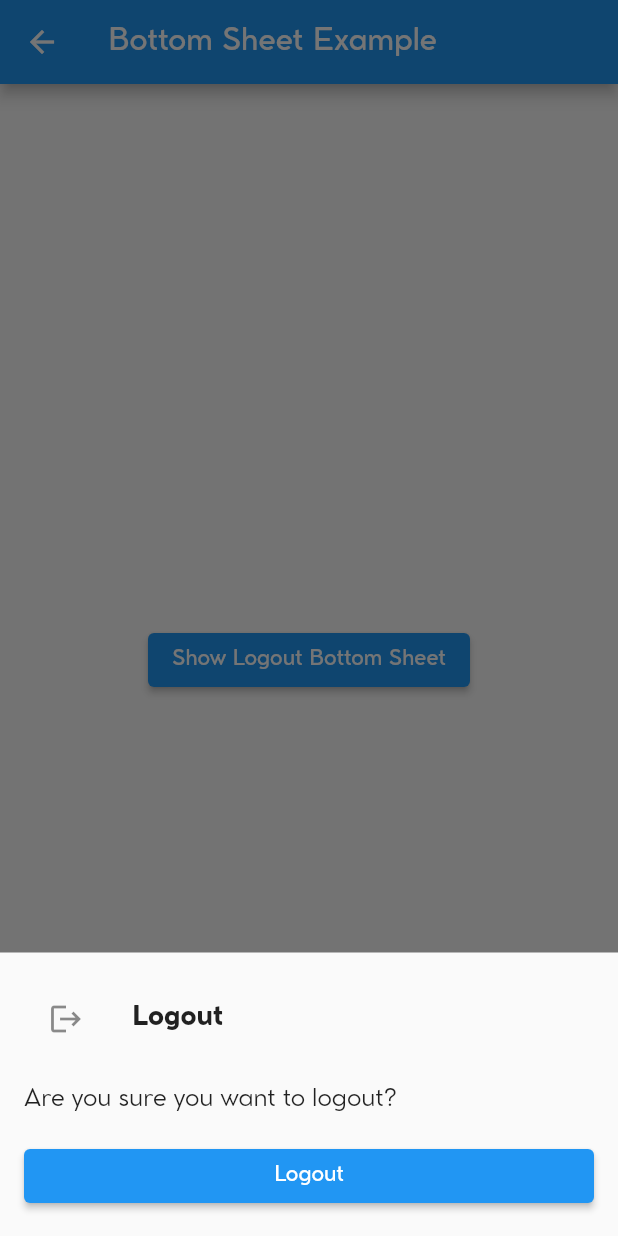
After one commit to ramithks/helpmybuddy_frontend, a Flutter app: the MyHomePage screen opened directly, after a tap on "Show Logout Bottom Sheet", on a phone screen of 412 x 824 dp. The commit adds this screen. Run offline on Flutter 3.47's test engine with Material 2 defaults, Android fonts, the phone set to English and light mode, and no system bars; our stand-ins replace flutter_svg, google_sign_in; network calls fail.

Commit message:
Logout bottom sheet,Alert dialgue UI

```diff
--- a/lib/res/assets/icons_assets.dart
+++ b/lib/res/assets/icons_assets.dart
@@ -333,4 +333,10 @@ class IconsAssets {
 <path d="M30.9915 13.5452L30.9915 25.9196C30.9915 26.2643 30.8518 26.5771 30.6256 26.8034C30.3993 27.0297 30.0865 27.1693 29.7417 27.1693C29.0505 27.1693 28.4919 26.6107 28.4919 25.9195L28.4919 16.5627L14.7157 30.339C14.2269 30.8277 13.4367 30.8277 12.9479 30.339C12.4591 29.8502 12.4591 29.06 12.9479 28.5712L26.7241 14.795L17.3674 14.795C16.6762 14.795 16.1175 14.2363 16.1175 13.5451C16.1175 12.8539 16.6761 12.2954 17.3673 12.2954L29.7416 12.2954C30.4328 12.2954 30.9915 12.854 30.9915 13.5452Z" fill="#FFCFB1"/>
 </svg>
 ''';
+
+  static const String logOutIcon = '''
+<svg width="24" height="24" viewBox="0 0 24 24" fill="none" xmlns="http://www.w3.org/2000/svg">
+<path d="M12.9999 21C12.9999 21.553 12.5519 22 11.9999 22H7.99988C5.24288 22 2.99988 19.757 2.99988 17V7C2.99988 4.243 5.24288 2 7.99988 2H11.9999C12.5519 2 12.9999 2.447 12.9999 3C12.9999 3.553 12.5519 4 11.9999 4H7.99988C6.34588 4 4.99988 5.346 4.99988 7V17C4.99988 18.654 6.34588 20 7.99988 20H11.9999C12.5529 20 12.9999 20.447 12.9999 21ZM20.7069 11.293L16.7069 7.29297C16.3159 6.90197 15.6839 6.90197 15.2929 7.29297C14.9019 7.68397 14.9019 8.31603 15.2929 8.70703L17.5859 11H9.99988C9.44788 11 8.99988 11.447 8.99988 12C8.99988 12.553 9.44788 13 9.99988 13H17.5859L15.2929 15.293C14.9019 15.684 14.9019 16.316 15.2929 16.707C15.4879 16.902 15.7439 17 15.9999 17C16.2559 17 16.5119 16.902 16.7069 16.707L20.7069 12.707C21.0979 12.316 21.0979 11.683 20.7069 11.293Z" fill="#41416E"/>
+</svg>
+''';
 }
--- /dev/null
+++ b/lib/views/main/components/bottom_sheet.dart
@@ -0,0 +1,66 @@
+import 'package:flutter/material.dart';
+
+class MyHomePage extends StatelessWidget {
+  const MyHomePage({super.key});
+
+  void _showLogoutBottomSheet(BuildContext context) {
+    showModalBottomSheet(
+      context: context,
+      builder: (BuildContext context) {
+        return Container(
+          padding: const EdgeInsets.all(16.0),
+          child: Column(
+            mainAxisSize: MainAxisSize.min,
+            crossAxisAlignment: CrossAxisAlignment.stretch,
+            children: <Widget>[
+              ListTile(
+                leading: Icon(Icons.logout),
+                title: const Text(
+                  'Logout',
+                  style: TextStyle(
+                    fontSize: 18,
+                    fontWeight: FontWeight.bold,
+                  ),
+                ),
+                onTap: () {
+                  // Handle logout action here
+                  Navigator.pop(context); // Close the bottom sheet
+                },
+              ),
+              const SizedBox(height: 16),
+              const Text(
+                'Are you sure you want to logout?',
+                style: TextStyle(fontSize: 16),
+              ),
+              const SizedBox(height: 16),
+              ElevatedButton(
+                onPressed: () {
+                  // Handle logout action here
+                  Navigator.pop(context); // Close the bottom sheet
+                },
+                child: const Text('Logout'),
+              ),
+            ],
+          ),
+        );
+      },
+    );
+  }
+
+  @override
+  Widget build(BuildContext context) {
+    return Scaffold(
+      appBar: AppBar(
+        title: const Text('Bottom Sheet Example'),
+      ),
+      body: Center(
+        child: ElevatedButton(
+          onPressed: () {
+            _showLogoutBottomSheet(context);
+          },
+          child: const Text('Show Logout Bottom Sheet'),
+        ),
+      ),
+    );
+  }
+}
```
Also changed, not shown: lib/views/main/components/logout_bottom_sheet.dart (added, +65 -0 lines), lib/views/main/views/main_page.dart (+122 -1 lines).
